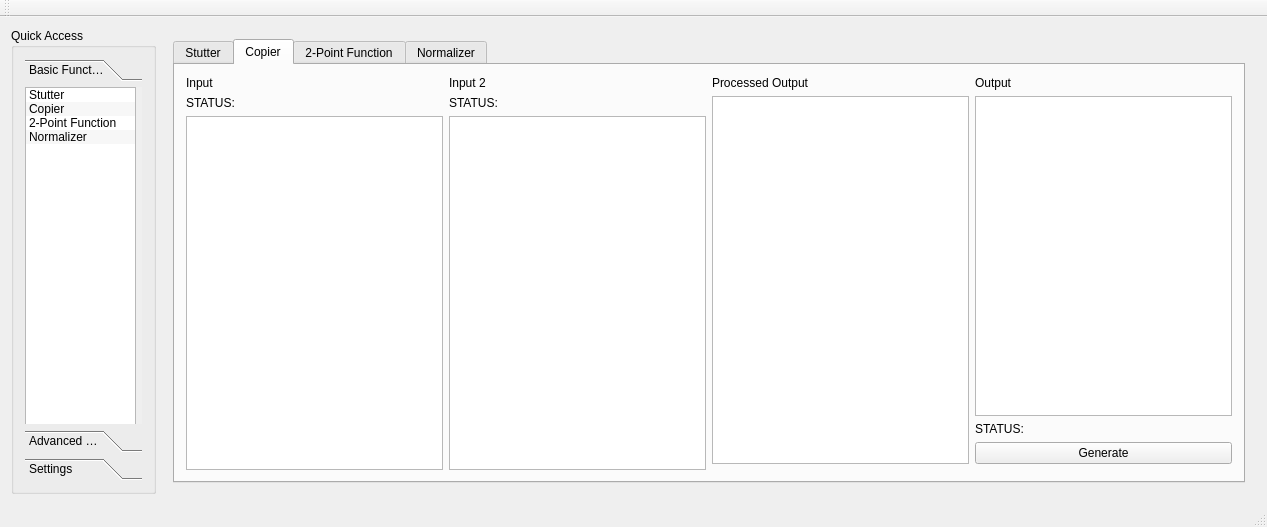
First picture: the form in amber.ui, repository Eve-ning/reamber, before the edit.
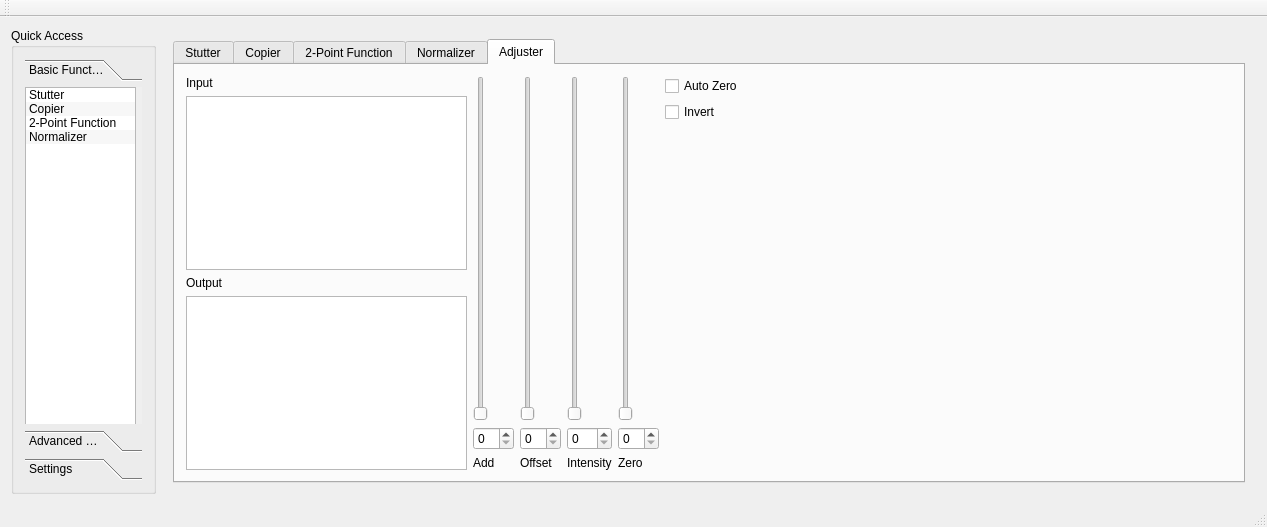
Second picture: the form after the edit. The open tabs and pages were chosen to show the change. Custom widgets are drawn as their Qt base class.

Commit message: Removed procOutput Boxes + Added Adj Framework

The edit to the form file:
```diff
--- a/amber.ui
+++ b/amber.ui
@@ -226,20 +226,6 @@
             <string>Copier</string>
            </attribute>
            <layout class="QGridLayout" name="gridLayout_4">
-            <item row="0" column="3">
-             <layout class="QGridLayout" name="copier_procOutputGroup">
-              <item row="1" column="0">
-               <widget class="QTextBrowser" name="copier_procOutputBox"/>
-              </item>
-              <item row="0" column="0">
-               <widget class="QLabel" name="copier_procOutputLabel">
-                <property name="text">
-                 <string>Processed Output</string>
-                </property>
-               </widget>
-              </item>
-             </layout>
-            </item>
             <item row="0" column="0" rowspan="2">
              <layout class="QGridLayout" name="copier_inputGroup">
               <item row="0" column="0">
@@ -282,7 +268,7 @@
               </item>
              </layout>
             </item>
-            <item row="0" column="4">
+            <item row="0" column="3">
              <layout class="QGridLayout" name="copier_outputGroup">
               <item row="3" column="0">
                <widget class="QPushButton" name="copier_generateButton">
@@ -782,6 +768,185 @@
             </item>
            </layout>
           </widget>
+          <widget class="QWidget" name="tabAdjuster">
+           <attribute name="title">
+            <string>Adjuster</string>
+           </attribute>
+           <layout class="QGridLayout" name="gridLayout_11">
+            <item row="0" column="0">
+             <layout class="QGridLayout" name="gridLayout_10">
+              <item row="0" column="0">
+               <widget class="QLabel" name="label">
+                <property name="text">
+                 <string>Input</string>
+                </property>
+               </widget>
+              </item>
+              <item row="1" column="0">
+               <widget class="QPlainTextEdit" name="plainTextEdit">
+                <property name="sizePolicy">
+                 <sizepolicy hsizetype="Minimum" vsizetype="Expanding">
+                  <horstretch>0</horstretch>
+                  <verstretch>0</verstretch>
+                 </sizepolicy>
+                </property>
+               </widget>
+              </item>
+              <item row="2" column="0">
+               <widget class="QLabel" name="label_2">
+                <property name="text">
+                 <string>Output</string>
+                </property>
+               </widget>
+              </item>
+              <item row="3" column="0">
+               <widget class="QTextBrowser" name="textBrowser">
+                <property name="sizePolicy">
+                 <sizepolicy hsizetype="Minimum" vsizetype="Expanding">
+                  <horstretch>0</horstretch>
+                  <verstretch>0</verstretch>
+                 </sizepolicy>
+                </property>
+               </widget>
+              </item>
+             </layout>
+            </item>
+            <item row="0" column="1">
+             <layout class="QGridLayout" name="adjuster_parameterGroup">
+              <item row="0" column="3">
+               <layout class="QGridLayout" name="adjuster_zeroGroup">
+                <item row="2" column="0">
+                 <widget class="QSpinBox" name="adjuster_zeroSpinBox"/>
+                </item>
+                <item row="3" column="0">
+                 <widget class="QLabel" name="adjuster_zeroLabel">
+                  <property name="text">
+                   <string>Zero</string>
+                  </property>
+                 </widget>
+                </item>
+                <item row="1" column="0">
+                 <widget class="QSlider" name="adjuster_zeroSlider">
+                  <property name="layoutDirection">
+                   <enum>Qt::LeftToRight</enum>
+                  </property>
+                  <property name="orientation">
+                   <enum>Qt::Vertical</enum>
+                  </property>
+                 </widget>
+                </item>
+               </layout>
+              </item>
+              <item row="0" column="2">
+               <layout class="QGridLayout" name="adjuster_intensityGroup">
+                <item row="3" column="0">
+                 <widget class="QLabel" name="adjuster_intensityLabel">
+                  <property name="text">
+                   <string>Intensity</string>
+                  </property>
+                 </widget>
+                </item>
+                <item row="2" column="0">
+                 <widget class="QSpinBox" name="adjuster_intensitySpinBox"/>
+                </item>
+                <item row="1" column="0">
+                 <widget class="QSlider" name="adjuster_intensitySlider">
+                  <property name="layoutDirection">
+                   <enum>Qt::LeftToRight</enum>
+                  </property>
+                  <property name="orientation">
+                   <enum>Qt::Vertical</enum>
+                  </property>
+                 </widget>
+                </item>
+               </layout>
+              </item>
+              <item row="0" column="0">
+               <layout class="QGridLayout" name="adjuster_addGroup">
+                <item row="3" column="0">
+                 <widget class="QLabel" name="adjuster_addLabel">
+                  <property name="text">
+                   <string>Add</string>
+                  </property>
+                 </widget>
+                </item>
+                <item row="1" column="0">
+                 <widget class="QSlider" name="adjuster_addSlider">
+                  <property name="layoutDirection">
+                   <enum>Qt::LeftToRight</enum>
+                  </property>
+                  <property name="orientation">
+                   <enum>Qt::Vertical</enum>
+                  </property>
+                 </widget>
+                </item>
+                <item row="2" column="0">
+                 <widget class="QSpinBox" name="adjuster_addSpinBox"/>
+                </item>
+               </layout>
+              </item>
+              <item row="0" column="1">
+               <layout class="QGridLayout" name="adjuster_offsetGroup">
+                <item row="2" column="0">
+                 <widget class="QSpinBox" name="adjuster_offsetSpinBox"/>
+                </item>
+                <item row="3" column="0">
+                 <widget class="QLabel" name="adjuster_offsetLabel">
+                  <property name="text">
+                   <string>Offset</string>
+                  </property>
+                 </widget>
+                </item>
+                <item row="1" column="0">
+                 <widget class="QSlider" name="adjuster_offsetSlider">
+                  <property name="layoutDirection">
+                   <enum>Qt::LeftToRight</enum>
+                  </property>
+                  <property name="orientation">
+                   <enum>Qt::Vertical</enum>
+                  </property>
+                 </widget>
+                </item>
+               </layout>
+              </item>
+             </layout>
+            </item>
+            <item row="0" column="2">
+             <layout class="QGridLayout" name="adjuster_checkGroup">
+              <item row="0" column="0">
+               <widget class="QCheckBox" name="adjuster_autoZeroCheck">
+                <property name="text">
+                 <string>Auto Zero</string>
+                </property>
+               </widget>
+              </item>
+              <item row="1" column="0">
+               <widget class="QCheckBox" name="adjuster_invertCheck">
+                <property name="text">
+                 <string>Invert</string>
+                </property>
+               </widget>
+              </item>
+              <item row="2" column="0">
+               <spacer name="adjuster_verticalSpacer">
+                <property name="orientation">
+                 <enum>Qt::Vertical</enum>
+                </property>
+                <property name="sizeHint" stdset="0">
+                 <size>
+                  <width>20</width>
+                  <height>40</height>
+                 </size>
+                </property>
+               </spacer>
+              </item>
+             </layout>
+            </item>
+            <item row="0" column="3">
+             <widget class="QCustomPlot" name="adjuster_customPlot" native="true"/>
+            </item>
+           </layout>
+          </widget>
          </widget>
         </item>
        </layout>
```
Left out of the diff: 57 changed lines with no effect on the pictures. The commit also changes 3 other files.
